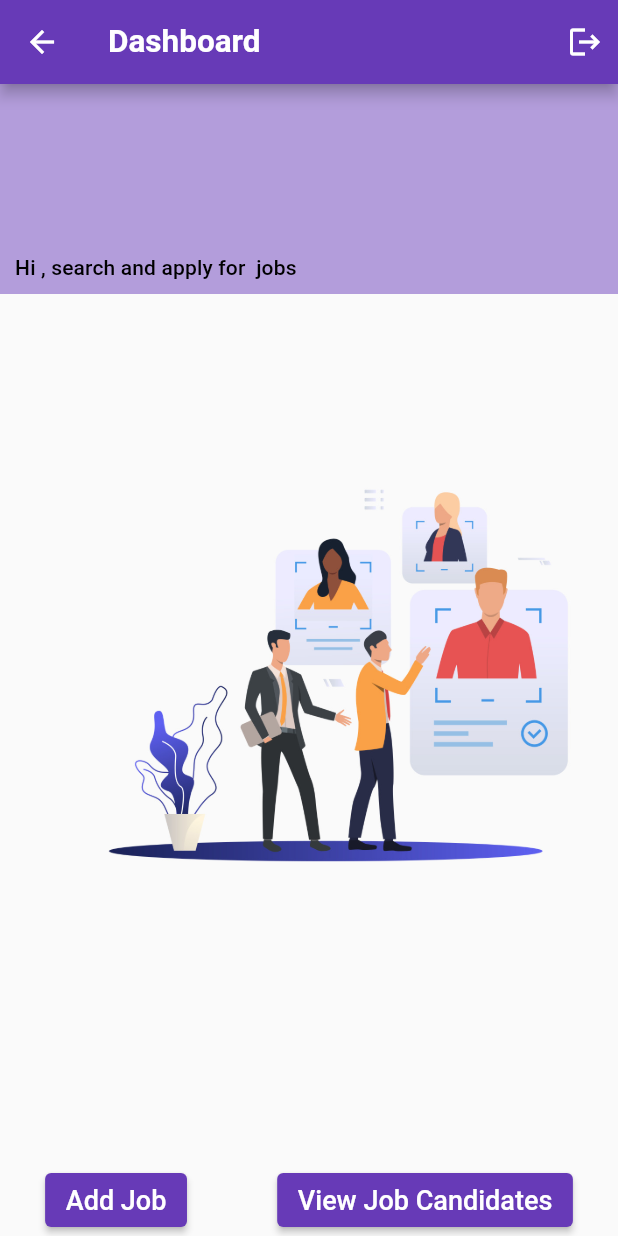
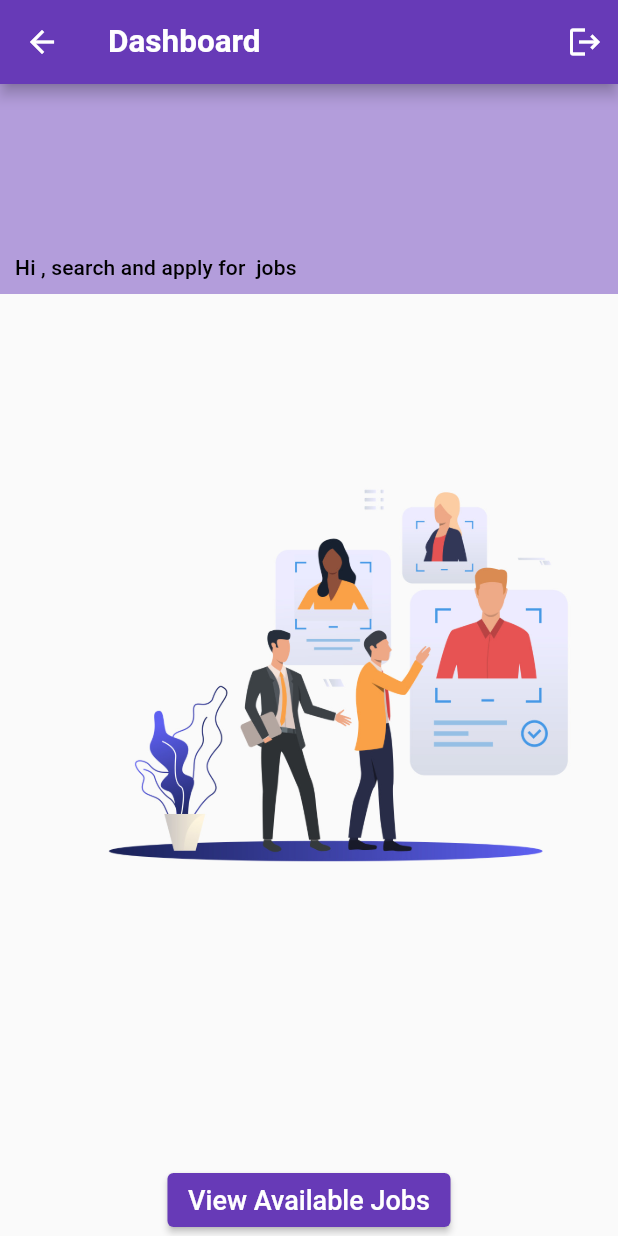
Before and after one commit to Aman2two/jobs, a Flutter app: the DashboardScreen screen opened directly, on a phone screen of 412 x 824 dp. Run offline on Flutter 3.47's test engine with Material 2 defaults, Android fonts, the phone set to English and light mode, and no system bars; our stand-ins replace dio, shared_preferences; accounts and stored records are empty.

```diff
--- a/lib/controllers/jobs_controller.dart
+++ b/lib/controllers/jobs_controller.dart
@@ -23,5 +23,11 @@ class JobsController {
     });
   }
 
+  Future<Map> getAvailableJobs(String token) async {
+    return await ApiHandler.callGetApi(url: "$baseUrl$applyToJobs", headers: {
+      'Authorization': token.trim()
+    });
+  }
+
 
 }
--- a/lib/screens/dashboard.dart
+++ b/lib/screens/dashboard.dart
@@ -48,10 +48,21 @@ class DashboardScreen extends StatelessWidget {
                 mainAxisAlignment: MainAxisAlignment.spaceBetween,
                 children: [
                   userLayout(context),
-                  Row(
-                    mainAxisAlignment: MainAxisAlignment.spaceAround,
-                    children: [addJob(context), viewJobCandidates(context)],
-                  )
+                  Provider.of<DataProvider>(context).user.userRole == 1
+                      ? Row(
+                          mainAxisAlignment: MainAxisAlignment.spaceAround,
+                          children: [
+                            addJob(context),
+                            viewJobCandidates(context)
+                          ],
+                        )
+                      : Row(
+                          mainAxisAlignment: MainAxisAlignment.spaceAround,
+                          children: [
+                            viewJobs(context),
+                            // viewJobCandidates(context)
+                          ],
+                        )
                 ],
               ),
             )
@@ -103,6 +114,15 @@ class DashboardScreen extends StatelessWidget {
         ));
   }
 
+  Widget viewJobs(BuildContext context) {
+    return ElevatedButton(
+      onPressed: () {
+        Utility.navigateTo(context: context, nextPageName: ViewJobCandidates());
+      },
+      child: Text('View Available Jobs'),
+    );
+  }
+
   Widget addJob(BuildContext context) {
     return ElevatedButton(
       onPressed: () {
```
Also changed, not shown: lib/screens/viewjob_candidates.dart (+5 -2 lines), lib/utility/utility.dart (+8 -17 lines).
